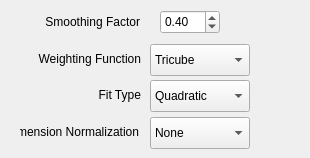
Before: the Qt Designer form _AlgorithmsPlugins/Lowess/paramsLowess.ui in b4silio/MLDemos, drawn with Qt 5.
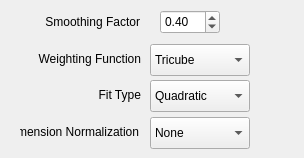
After: the same form once the commit is applied.

The edit to the form file:
```diff
--- a/_AlgorithmsPlugins/Lowess/paramsLowess.ui
+++ b/_AlgorithmsPlugins/Lowess/paramsLowess.ui
@@ -6,7 +6,7 @@
    <rect>
     <x>0</x>
     <y>0</y>
-    <width>310</width>
+    <width>304</width>
     <height>158</height>
    </rect>
   </property>
```
